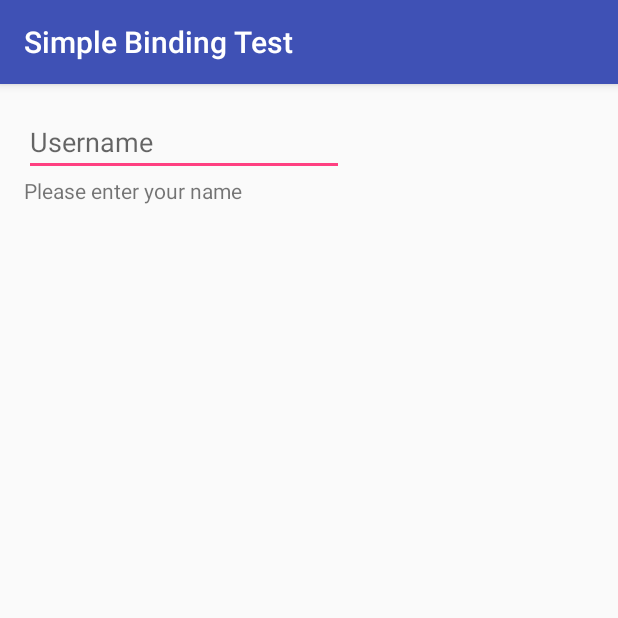
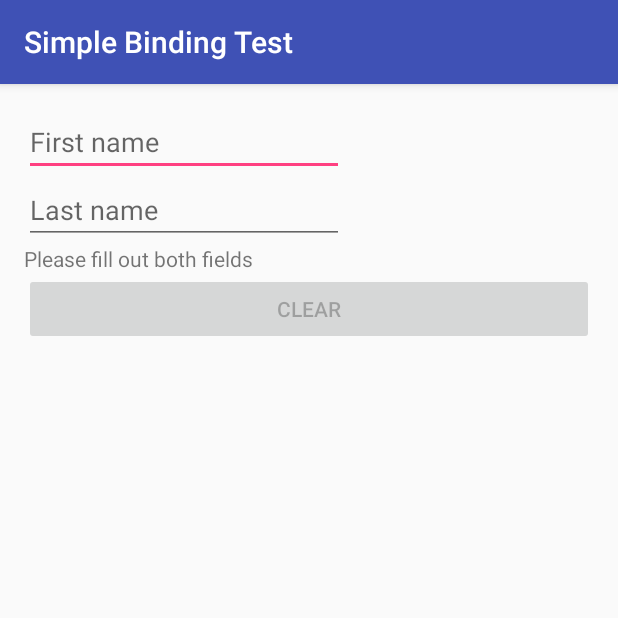
Before and after one commit to Hikari9/RealmTest, an Android app: the screen it shows after launch (MainActivity), on a phone screen of 412 x 824 dp, the top half of it. Run offline under Robolectric (Android 15) with nearby library versions, the phone set to English and light mode, and no system bars; our stand-ins replace data binding.

Commit message:
Performed traditional binding methods.

```diff
--- a/app/build.gradle
+++ b/app/build.gradle
@@ -30,4 +30,6 @@ dependencies {
     })
     compile 'com.android.support:appcompat-v7:25.1.1'
     testCompile 'junit:junit:4.12'
+    compile 'com.android.support:design:25.1.1'
+
 }
--- a/app/src/main/AndroidManifest.xml
+++ b/app/src/main/AndroidManifest.xml
@@ -9,7 +9,8 @@
         android:theme="@style/AppTheme">
         <activity
             android:name=".MainActivity"
-            android:label="Simple Binding Test">
+            android:label="Simple Binding Test"
+            android:windowSoftInputMode="adjustResize">
             <intent-filter>
                 <action android:name="android.intent.action.MAIN"/>
                 <category android:name="android.intent.category.LAUNCHER"/>
--- a/app/src/main/java/io/hikari9/realmtest/MainActivity.java
+++ b/app/src/main/java/io/hikari9/realmtest/MainActivity.java
@@ -2,13 +2,13 @@ package io.hikari9.realmtest;
 
 import android.databinding.DataBindingUtil;
 import android.os.Bundle;
-import android.support.v7.app.ActionBar;
+import android.support.design.widget.Snackbar;
 import android.support.v7.app.AppCompatActivity;
 import android.text.Editable;
 import android.text.TextWatcher;
+import android.view.View;
 
 import io.hikari9.realmtest.databinding.ActivityMainBinding;
-import io.hikari9.realmtest.presenters.ActivityMainPresenter;
 
 public class MainActivity extends AppCompatActivity {
 
@@ -20,8 +20,64 @@ public class MainActivity extends AppCompatActivity {
 
         // set the binding
         binding = DataBindingUtil.setContentView(this, R.layout.activity_main); // replaces setContentView
-        binding.setPresenter(new ActivityMainPresenter());
+        updateGreetingsLabel();
+
+        // setup the listeners
+        binding.firstName.addTextChangedListener(new GreetingsLabelWatcher());
+        binding.lastName.addTextChangedListener(new GreetingsLabelWatcher());
+        binding.clearButton.setOnClickListener(new ClearButtonListener());
 
     }
 
+    class ClearButtonListener implements View.OnClickListener {
+
+        @Override
+        public void onClick(View view) {
+            final Editable previousFirstName = binding.firstName.getText();
+            final Editable previousLastName = binding.lastName.getText();
+            binding.firstName.setText("");
+            binding.lastName.setText("");
+            Snackbar
+                .make(view, "Fields successfully cleared", Snackbar.LENGTH_LONG)
+                .setAction("UNDO", new View.OnClickListener() {
+                    @Override
+                    public void onClick(View view) {
+                        binding.firstName.setText(previousFirstName);
+                        binding.lastName.setText(previousLastName);
+                    }
+                }).show();
+        }
+    }
+
+    class GreetingsLabelWatcher implements TextWatcher {
+
+        @Override
+        public void beforeTextChanged(CharSequence charSequence, int i, int i1, int i2) {
+
+        }
+
+        @Override
+        public void onTextChanged(CharSequence charSequence, int i, int i1, int i2) {
+
+        }
+
+        @Override
+        public void afterTextChanged(Editable editable) {
+            updateGreetingsLabel();
+        }
+
+    }
+
+    public void updateGreetingsLabel() {
+        Editable firstName = binding.firstName.getText();
+        Editable lastName = binding.lastName.getText();
+        if (firstName.length() == 0 || lastName.length() == 0) {
+            binding.welcomeMessage.setText("Please fill out both fields");
+            binding.clearButton.setEnabled(false);
+        } else {
+            binding.welcomeMessage.setText("Welcome, " + firstName + " " + lastName + "!");
+            binding.clearButton.setEnabled(true);
+        }
+    }
+
 }
--- a/app/src/main/java/io/hikari9/realmtest/presenters/ActivityMainPresenter.java
+++ /dev/null
@@ -1,10 +0,0 @@
-package io.hikari9.realmtest.presenters;
-
-import android.databinding.BaseObservable;
-import android.databinding.ObservableField;
-
-import io.hikari9.realmtest.models.User;
-
-public class ActivityMainPresenter {
-    public ObservableField<String> username = new ObservableField<>();
-}
--- a/app/src/main/res/layout/activity_main.xml
+++ b/app/src/main/res/layout/activity_main.xml
@@ -3,8 +3,13 @@
     xmlns:android="http://schemas.android.com/apk/res/android"
     xmlns:tools="http://schemas.android.com/tools">
     <data>
-        <variable name="presenter" type="io.hikari9.realmtest.presenters.ActivityMainPresenter"/>
     </data>
+    <android.support.design.widget.CoordinatorLayout
+        android:layout_width="match_parent"
+        android:layout_height="match_parent"
+        android:layout_alignParentBottom="true"
+        android:layout_centerHorizontal="true"
+        android:id="@+id/coordinator_layout">
         <LinearLayout
             android:id="@+id/activity_main"
             android:layout_width="match_parent"
@@ -15,19 +20,31 @@
             android:paddingRight="@dimen/activity_horizontal_margin"
             android:paddingTop="@dimen/activity_vertical_margin"
             tools:context="io.hikari9.realmtest.MainActivity">
-
             <EditText
                 android:layout_width="wrap_content"
                 android:layout_height="wrap_content"
                 android:inputType="textPersonName"
-            android:hint="Username"
-            android:id="@+id/username"
-            android:text='@={presenter.username}'
+                android:hint="First name"
+                android:id="@+id/firstName"
+                android:ems="10"/>
+            <EditText
+                android:layout_width="wrap_content"
+                android:layout_height="wrap_content"
+                android:inputType="textPersonName"
+                android:hint="Last name"
+                android:id="@+id/lastName"
                 android:ems="10"/>
             <TextView
                 android:layout_width="wrap_content"
                 android:layout_height="wrap_content"
-            android:text='@{presenter.username != null &amp;&amp; presenter.username.length() != 0 ? "Welcome, " + presenter.username : "Please enter your name"}'/>
+                android:id="@+id/welcomeMessage"/>
+            <Button
+                android:text="Clear"
+                android:layout_width="match_parent"
+                android:layout_height="wrap_content"
+                android:id="@+id/clearButton"/>
         </LinearLayout>
 
+    </android.support.design.widget.CoordinatorLayout>
+
 </layout>
```
Also changed, not shown: app/src/main/java/io/hikari9/realmtest/models/User.java (deleted, +0 -16 lines). Lines whose indentation alone changed are shown as unchanged.
